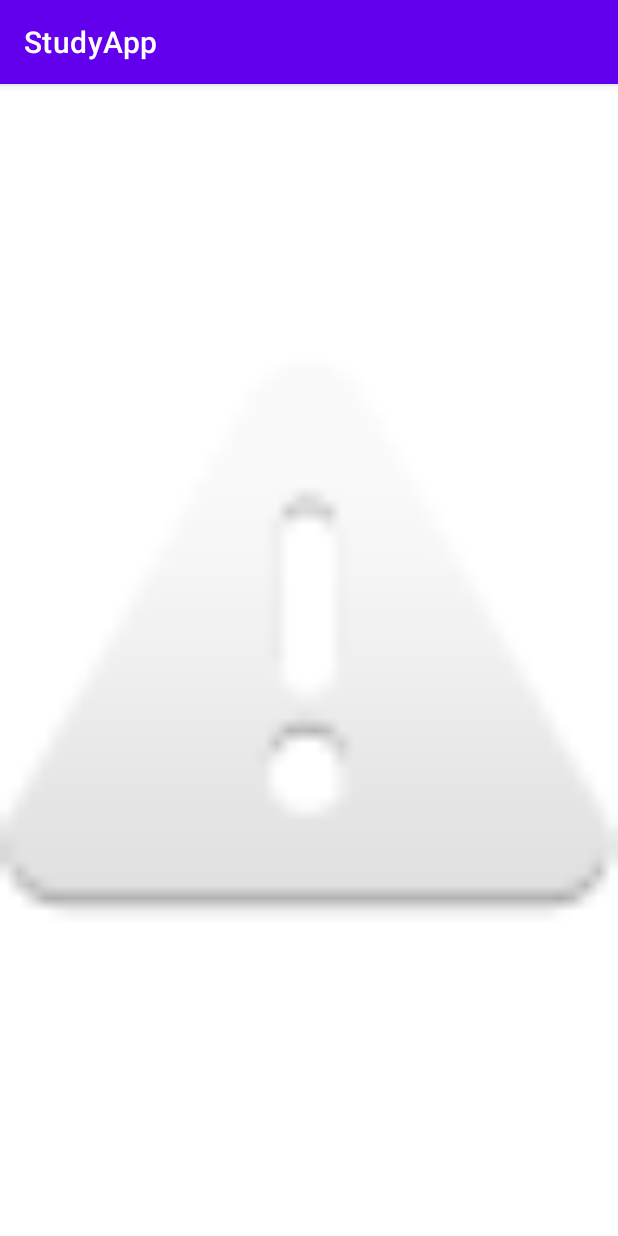
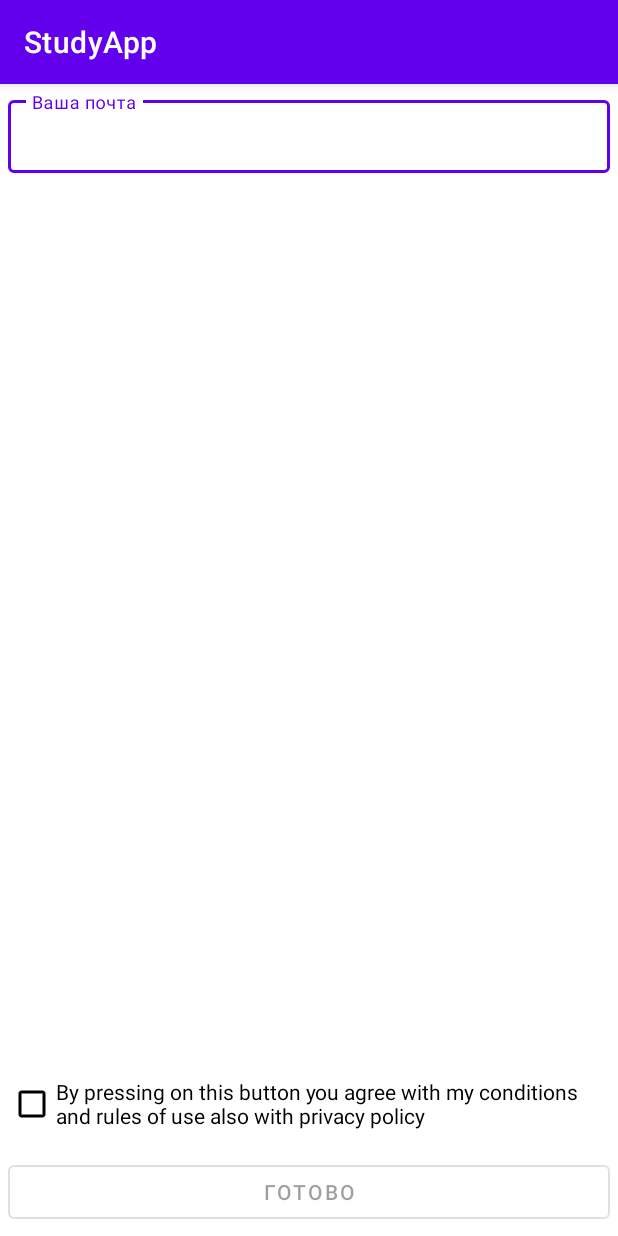
Before and after one commit to mne17let/StudyAppTelegramLectures, an Android app: the screen it shows after launch (MainActivity), on a phone screen of 412 x 824 dp. Run offline under Robolectric (Android 15) with nearby library versions, the phone set to English and light mode, and no system bars.

Commit message:
Работа с EditText

```diff
--- a/app/src/main/AndroidManifest.xml
+++ b/app/src/main/AndroidManifest.xml
@@ -11,7 +11,8 @@
         android:roundIcon="@mipmap/ic_launcher_round"
         android:supportsRtl="true"
         android:theme="@style/Theme.StudyApp">
-        <activity android:name=".MainActivity">
+        <activity android:name=".MainActivity"
+            android:windowSoftInputMode="adjustResize">
             <intent-filter>
                 <action android:name="android.intent.action.MAIN" />
 
--- /dev/null
+++ b/app/src/main/java/com/example/studyapp/AbstractTextWatcher.kt
@@ -0,0 +1,19 @@
+package com.example.studyapp
+
+import android.text.Editable
+import android.text.TextWatcher
+
+abstract class AbstractTextWatcher: TextWatcher {
+
+    override fun beforeTextChanged(s: CharSequence?, start: Int, count: Int, after: Int) {
+
+    }
+
+    override fun onTextChanged(s: CharSequence?, start: Int, before: Int, count: Int) {
+
+    }
+
+    override fun afterTextChanged(s: Editable?) {
+
+    }
+}
--- a/app/src/main/java/com/example/studyapp/DownloadImageCallback.kt
+++ /dev/null
@@ -1,10 +0,0 @@
-package com.example.studyapp
-
-import android.graphics.Bitmap
-
-interface DownloadImageCallback {
-
-    fun success(bitmap: Bitmap)
-
-    fun failed()
-}
--- a/app/src/main/java/com/example/studyapp/MainActivity.kt
+++ b/app/src/main/java/com/example/studyapp/MainActivity.kt
@@ -7,14 +7,13 @@ import android.graphics.drawable.Drawable
 import android.os.Build
 import androidx.appcompat.app.AppCompatActivity
 import android.os.Bundle
-import android.text.SpannableString
-import android.text.Spanned
-import android.text.TextPaint
+import android.text.*
 import android.text.method.LinkMovementMethod
 import android.text.style.ClickableSpan
+import android.util.Patterns.EMAIL_ADDRESS
 import android.view.View
-import android.widget.ImageView
-import android.widget.TextView
+import android.view.inputmethod.InputMethodManager
+import android.widget.*
 import androidx.annotation.ColorRes
 import androidx.annotation.StringRes
 import androidx.core.content.res.ResourcesCompat
@@ -22,92 +21,94 @@ import com.bumptech.glide.Glide
 import com.bumptech.glide.RequestBuilder
 import com.bumptech.glide.RequestManager
 import com.google.android.material.snackbar.Snackbar
+import com.google.android.material.textfield.TextInputEditText
+import com.google.android.material.textfield.TextInputLayout
 
 class MainActivity : AppCompatActivity() {
 
-    private companion object{
-        //const val URL_FOR_DOWNLOAD_IMAGE = "https://zavistnik.com/wp-content/uploads/2020/03/Android-kursy-zastavka.jpg"
-        const val URL_FOR_DOWNLOAD_IMAGE = "https://images7.alphacoders.com/109/1092420.jpg"
-        const val url_new = "https://images4.alphacoders.com/109/1095230.jpg"
-    }
-
-    private lateinit var textView: TextView
-    private lateinit var imageView: ImageView
+    private lateinit var inputLayout: TextInputLayout
+    private lateinit var editText: TextInputEditText
+    private lateinit var buttonCheckEmail: Button
+    private lateinit var checkBox: CheckBox
 
     override fun onCreate(savedInstanceState: Bundle?) {
         super.onCreate(savedInstanceState)
         setContentView(R.layout.activity_main)
 
-        initImageView()
-        downloadImageByGlide()
-
+        init()
+        setEditText()
+        setButton()
+        setCheckbox()
     }
 
-    fun initImageView(){
-        imageView = findViewById(R.id.id_imageview_icon)
-        imageView.setImageResource(R.drawable.original)
+    fun init(){
+        inputLayout = findViewById(R.id.id_input_layout)
+        editText = inputLayout.editText as TextInputEditText
+        buttonCheckEmail = findViewById(R.id.id_button_check_email)
+        checkBox = findViewById(R.id.id_checkbox)
+        buttonCheckEmail.isEnabled = false
     }
 
-    fun downloadImageByGlide(){
-        val requestManager: RequestManager = Glide.with(this)
-        val loadResult: RequestBuilder<Drawable> = requestManager.load(URL_FOR_DOWNLOAD_IMAGE)
-        val resultToRound = loadResult.circleCrop()
-        val holder = ResourcesCompat.getDrawable(resources, android.R.drawable.ic_media_pause, null)
-        if (holder != null) {
-            holder.setTint(resources.getColor(R.color.redColorTitle))
-        }
-        //val addPlaceholder = resultToRound.placeholder(ResourcesCompat.getDrawable(resources, android.R.drawable.ic_media_pause, null))
-        val addPlaceholder = resultToRound.placeholder(holder)
-        val addError = addPlaceholder.error(ResourcesCompat.getDrawable(resources, android.R.drawable.ic_dialog_alert, null))
-        addError.into(imageView)
+    fun setEditText(){
+        /*editText.addTextChangedListener(object : AbstractTextWatcher(){
+            override fun afterTextChanged(s: Editable?) {
+                if (s.toString().endsWith("@g")){
+                    s?.append("mail.com")
                 }
 
-    /*fun downloadImageByPicasso(){
-        val requestCreator: RequestCreator = Picasso.get().load(URL_FOR_DOWNLOAD_IMAGE)
-        requestCreator.centerCrop()
-        requestCreator.resize(720, 1080)
-        requestCreator.placeholder(android.R.drawable.ic_media_pause)
-        requestCreator.error(android.R.drawable.ic_dialog_alert)
+                val valid = android.util.Patterns.EMAIL_ADDRESS.matcher(s.toString()).matches()
+                inputLayout.isErrorEnabled = !valid
+                val errorText = if (valid) "" else "Введите корректный почтовый адрес"
+                inputLayout.error = errorText
+                if (valid){
+                 Toast.makeText(this@MainActivity, "Почта введена верно", Toast.LENGTH_SHORT).show()
+                }
+            }
+        })*/
 
-        requestCreator.into(imageView)
-    }*/
-
-    fun downloadImage(){
-        val newThread = createAndGetNewThread()
-        newThread.start()
+        editText.listenTextChanges {
+            textEditableType ->
+            if (textEditableType.toString().endsWith("@g")){
+                textEditableType?.append("mail.com")
             }
 
-    fun createAndGetNewThread(): ThreadForDownloadImage{
-        val callBackForDownloadThread = getNewCallBackForDownloadImage()
-        val newThreadForDownloadImage = ThreadForDownloadImage(URL_FOR_DOWNLOAD_IMAGE, callBackForDownloadThread)
-        return newThreadForDownloadImage
+            val valid = android.util.Patterns.EMAIL_ADDRESS.matcher(textEditableType.toString()).matches()
+            inputLayout.isErrorEnabled = !valid
+            val errorText = if (valid) "" else "Введите корректный почтовый адрес"
+            inputLayout.error = errorText
+            if (valid){
+                Toast.makeText(this@MainActivity, "Почта введена верно", Toast.LENGTH_SHORT).show()
             }
-
-    fun getNewCallBackForDownloadImage(): DownloadImageCallback{
-
-        class myRunnableForSetImage(private val bitmap: Bitmap) : Runnable{
-            override fun run() {
-                imageView.setImageBitmap(bitmap)
         }
     }
 
-        class myRunnableForShowError() : Runnable{
-            override fun run() {
-                Snackbar.make(imageView, "Ошибка загрузки", Snackbar.LENGTH_SHORT).show()
+    fun setButton(){
+        buttonCheckEmail.setOnClickListener{
+            if (EMAIL_ADDRESS.matcher(editText.text.toString()).matches()){
+                Snackbar.make(buttonCheckEmail, "Успешный вход", Snackbar.LENGTH_SHORT).show()
+            } else {
+                inputLayout.isErrorEnabled = true
+                inputLayout.error = "Некорректная почта"
+            }
+
+            val imm: InputMethodManager = getSystemService(INPUT_METHOD_SERVICE) as InputMethodManager
+            imm.hideSoftInputFromWindow(buttonCheckEmail.windowToken, 0)
+
         }
     }
 
-        val newCallBack = object : DownloadImageCallback{
-            override fun success(bitmap: Bitmap) {
-                runOnUiThread(myRunnableForSetImage(bitmap))
-
+    fun setCheckbox(){
+        checkBox.setOnCheckedChangeListener{ first, isChecked ->
+            buttonCheckEmail.isEnabled = isChecked
         }
-
-            override fun failed() {
-                runOnUiThread(myRunnableForShowError())
     }
 }
 
-        return newCallBack
+
+fun TextInputEditText.listenTextChanges(block: (text: Editable?) -> Unit){
+    this.addTextChangedListener(object : AbstractTextWatcher(){
+        override fun afterTextChanged(s: Editable?) {
+            block.invoke(s)
         }
+    })
 }
--- a/app/src/main/res/layout/activity_main.xml
+++ b/app/src/main/res/layout/activity_main.xml
@@ -1,12 +1,53 @@
 <?xml version="1.0" encoding="utf-8"?>
-<ImageView xmlns:android="http://schemas.android.com/apk/res/android"
-    xmlns:app="http://schemas.android.com/apk/res-auto"
-
-    android:id="@+id/id_imageview_icon"
+<LinearLayout
+    xmlns:android="http://schemas.android.com/apk/res/android"
     android:layout_width="match_parent"
     android:layout_height="match_parent"
-    android:src="@drawable/ic_my_icon"
-    android:adjustViewBounds="true"/>
+    android:orientation="vertical">
+
+    <com.google.android.material.textfield.TextInputLayout
+        android:layout_height="wrap_content"
+        android:layout_width="match_parent"
+        android:hint="Ваша почта"
+        style="@style/Widget.MaterialComponents.TextInputLayout.OutlinedBox.Dense"
+        android:layout_margin="5dp"
+
+        android:id="@+id/id_input_layout">
+
+        <com.google.android.material.textfield.TextInputEditText
+            android:layout_width="match_parent"
+            android:layout_height="wrap_content"
+            android:inputType="textEmailAddress"
+
+            android:id="@+id/id_email_edittext"/>
+
+    </com.google.android.material.textfield.TextInputLayout>
+
+    <Space
+        android:layout_width="match_parent"
+        android:layout_height="0dp"
+        android:layout_weight="1"/>
+
+    <CheckBox
+        android:layout_width="match_parent"
+        android:layout_height="wrap_content"
+        android:text="@string/full_text"
+        android:layout_margin="5dp"
+        android:buttonTint="@color/black"
+
+        android:id="@+id/id_checkbox"/>
+
+    <Button
+        android:layout_width="match_parent"
+        android:layout_height="wrap_content"
+        android:layout_margin="5dp"
+        android:text="Готово"
+        style="@style/Widget.MaterialComponents.Button.OutlinedButton"
+
+        android:id="@+id/id_button_check_email"/>
+
+</LinearLayout>
+
 
 <!--
 
```
Also changed, not shown: app/src/main/java/com/example/studyapp/ThreadForDownloadImage.kt (deleted, +0 -33 lines). Lines whose indentation alone changed are shown as unchanged.
